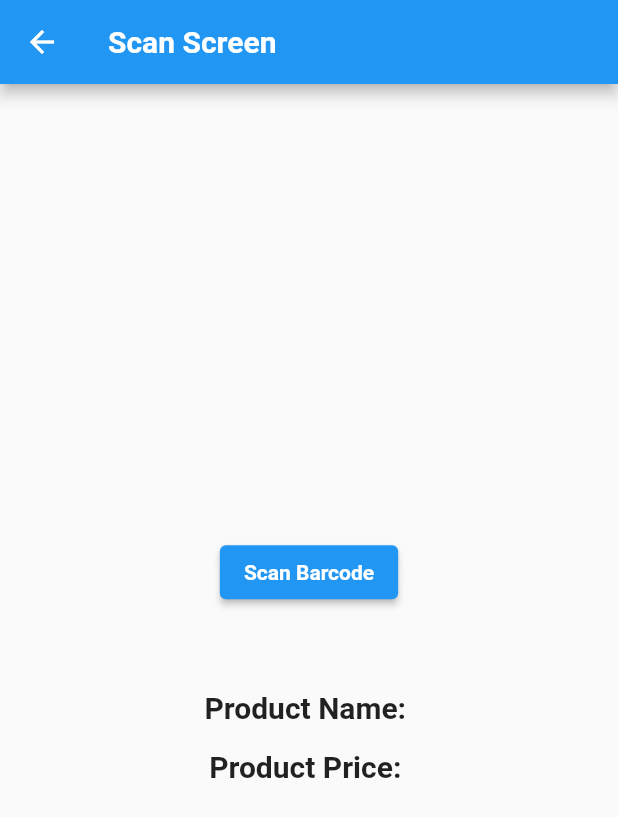
After one commit to dimi1985/tooday, a Flutter app: the ScanScreen screen opened directly, on a phone screen of 412 x 824 dp. The commit adds this screen. Shown: the top 817 px of the screen. Run offline on Flutter 3.47's test engine with Material 2 defaults, Android fonts, the phone set to English and light mode, and no system bars; our stand-ins replace awesome_notifications, cloud_firestore, connectivity_plus, firebase_auth, firebase_core, flutter_phoenix and 5 more; missing offline and left inert: app_settings, external_app_launcher, flutter_background_service, flutter_background_service_android, flutter_barcode_scanner; accounts and stored records are empty.

Commit message:
restored udpdate

```diff
--- a/lib/main.dart
+++ b/lib/main.dart
@@ -4,6 +4,7 @@ import 'package:flutter/material.dart';
 import 'package:flutter/services.dart';
 import 'package:flutter_background_service/flutter_background_service.dart';
 import 'package:flutter_localizations/flutter_localizations.dart';
+import 'package:flutter_phoenix/flutter_phoenix.dart';
 import 'package:provider/provider.dart';
 import 'package:shared_preferences/shared_preferences.dart';
 import 'package:tooday/screens/splash_screen.dart';
@@ -92,7 +93,7 @@ void main() async {
       ChangeNotifierProvider(create: (_) => TimePeriodicProvider()),
       ChangeNotifierProvider(create: (_) => BagsProvider()),
     ],
-    child: TodoApp(initialLocale: initialLocale),
+    child: Phoenix(child: TodoApp(initialLocale: initialLocale)),
   ));
 
   // initialize the plugin
--- /dev/null
+++ b/lib/screens/bar_code_scanner_page.dart
@@ -0,0 +1,92 @@
+import 'package:flutter/material.dart';
+import 'package:http/http.dart' as http;
+import 'dart:convert';
+import 'package:flutter_barcode_scanner/flutter_barcode_scanner.dart';
+
+class ScanScreen extends StatefulWidget {
+  const ScanScreen({Key? key}) : super(key: key);
+
+  @override
+  _ScanScreenState createState() => _ScanScreenState();
+}
+
+class _ScanScreenState extends State<ScanScreen> {
+  String _scanResult = "";
+  String _productName = "";
+  String _productPrice = "";
+  bool _isLoading = false;
+
+  Future<String> _scanBarcode() async {
+    String result = await FlutterBarcodeScanner.scanBarcode(
+        "#ff6666", "Cancel", true, ScanMode.BARCODE);
+    return result;
+  }
+
+  Future<void> _getProductInfo(String barcode) async {
+    setState(() {
+      _isLoading = true;
+    });
+    var url = Uri.parse(
+        'https://world.openfoodfacts.org/api/v0/product/$barcode.json');
+    var response = await http.get(url);
+    if (response.statusCode == 200) {
+      var decodedData = jsonDecode(response.body);
+      if (decodedData['status'] == 1) {
+        setState(() {
+          _productName = decodedData['product']['product_name'];
+          _isLoading = false;
+        });
+      } else {
+        setState(() {
+          _productName = 'Product not found';
+          _isLoading = false;
+        });
+      }
+    } else {
+      print(response.statusCode);
+    }
+  }
+
+  @override
+  Widget build(BuildContext context) {
+    return Scaffold(
+      appBar: AppBar(
+        title: Text('Scan Screen'),
+      ),
+      body: Center(
+        child: _isLoading
+            ? CircularProgressIndicator()
+            : Column(
+                mainAxisAlignment: MainAxisAlignment.center,
+                children: <Widget>[
+                  ElevatedButton(
+                    onPressed: () async {
+                      String barcode = await _scanBarcode();
+                      setState(() {
+                        _scanResult = barcode;
+                      });
+                      await _getProductInfo(_scanResult);
+                    },
+                    child: Text('Scan Barcode'),
+                  ),
+                  SizedBox(height: 16.0),
+                  Text(
+                    _scanResult,
+                    style: TextStyle(fontSize: 20.0),
+                  ),
+                  SizedBox(height: 16.0),
+                  Text(
+                    'Product Name: $_productName',
+                    style: TextStyle(fontSize: 20.0),
+                  ),
+                  SizedBox(height: 16.0),
+                  Text(
+                    'Product Price: $_productPrice',
+                    style: TextStyle(fontSize: 20.0),
+                  ),
+                ],
+              ),
+      ),
+    );
+  }
+}
```
Also changed, not shown: pubspec.yaml (+18 -15 lines), pubspec.lock, 7 other files.
